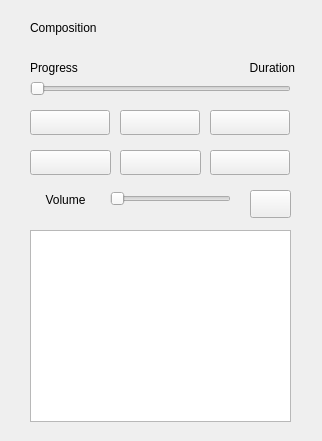
Before: the Qt Designer form widget.ui in ZellosMet/MediaPlayer, drawn with Qt 5.
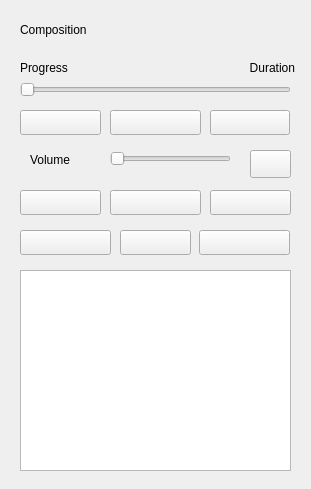
After: the same form once the commit is applied. Icons and pictures are not drawn.

The edit to the form file:
```diff
--- a/widget.ui
+++ b/widget.ui
@@ -6,8 +6,8 @@
    <rect>
     <x>0</x>
     <y>0</y>
-    <width>322</width>
-    <height>441</height>
+    <width>311</width>
+    <height>489</height>
    </rect>
   </property>
   <property name="windowTitle">
@@ -20,8 +20,8 @@
   <widget class="QPushButton" name="btnPlay">
    <property name="geometry">
     <rect>
-     <x>30</x>
-     <y>150</y>
+     <x>20</x>
+     <y>110</y>
      <width>81</width>
      <height>25</height>
     </rect>
@@ -33,9 +33,9 @@
   <widget class="QPushButton" name="btnPause">
    <property name="geometry">
     <rect>
-     <x>120</x>
-     <y>150</y>
-     <width>81</width>
+     <x>110</x>
+     <y>110</y>
+     <width>91</width>
      <height>25</height>
     </rect>
    </property>
@@ -47,7 +47,7 @@
    <property name="geometry">
     <rect>
      <x>210</x>
-     <y>150</y>
+     <y>110</y>
      <width>80</width>
      <height>25</height>
     </rect>
@@ -59,10 +59,10 @@
   <widget class="QLabel" name="lComposition">
    <property name="geometry">
     <rect>
-     <x>30</x>
+     <x>20</x>
      <y>20</y>
-     <width>261</width>
-     <height>16</height>
+     <width>271</width>
+     <height>20</height>
     </rect>
    </property>
    <property name="font">
@@ -77,9 +77,9 @@
   <widget class="QPushButton" name="btnOpen">
    <property name="geometry">
     <rect>
-     <x>120</x>
-     <y>110</y>
-     <width>80</width>
+     <x>20</x>
+     <y>190</y>
+     <width>81</width>
      <height>25</height>
     </rect>
    </property>
@@ -90,9 +90,9 @@
   <widget class="QPushButton" name="btnPrev">
    <property name="geometry">
     <rect>
-     <x>30</x>
-     <y>110</y>
-     <width>80</width>
+     <x>20</x>
+     <y>230</y>
+     <width>91</width>
      <height>25</height>
     </rect>
    </property>
@@ -103,9 +103,9 @@
   <widget class="QPushButton" name="btnNext">
    <property name="geometry">
     <rect>
-     <x>210</x>
-     <y>110</y>
-     <width>80</width>
+     <x>199</x>
+     <y>230</y>
+     <width>91</width>
      <height>25</height>
     </rect>
    </property>
@@ -117,7 +117,7 @@
    <property name="geometry">
     <rect>
      <x>110</x>
-     <y>190</y>
+     <y>150</y>
      <width>121</width>
      <height>18</height>
     </rect>
@@ -133,7 +133,7 @@
    <property name="geometry">
     <rect>
      <x>30</x>
-     <y>190</y>
+     <y>150</y>
      <width>71</width>
      <height>20</height>
     </rect>
@@ -142,16 +142,16 @@
     <string>Volume</string>
    </property>
    <property name="alignment">
-    <set>Qt::AlignCenter</set>
+    <set>Qt::AlignJustify|Qt::AlignVCenter</set>
    </property>
   </widget>
   <widget class="QSlider" name="hsProgress">
    <property name="geometry">
     <rect>
-     <x>30</x>
+     <x>20</x>
      <y>80</y>
-     <width>261</width>
-     <height>18</height>
+     <width>271</width>
+     <height>20</height>
     </rect>
    </property>
    <property name="maximum">
@@ -173,7 +173,7 @@
   <widget class="QLabel" name="lProgress">
    <property name="geometry">
     <rect>
-     <x>30</x>
+     <x>20</x>
      <y>60</y>
      <width>51</width>
      <height>16</height>
@@ -206,7 +206,7 @@
    <property name="geometry">
     <rect>
      <x>250</x>
-     <y>190</y>
+     <y>150</y>
      <width>41</width>
      <height>28</height>
     </rect>
@@ -218,12 +218,51 @@
   <widget class="QTableView" name="tvPlayList">
    <property name="geometry">
     <rect>
-     <x>30</x>
+     <x>20</x>
+     <y>270</y>
+     <width>271</width>
+     <height>201</height>
+    </rect>
+   </property>
+  </widget>
+  <widget class="QPushButton" name="btnClear">
+   <property name="geometry">
+    <rect>
+     <x>110</x>
+     <y>190</y>
+     <width>91</width>
+     <height>25</height>
+    </rect>
+   </property>
+   <property name="text">
+    <string/>
+   </property>
+  </widget>
+  <widget class="QPushButton" name="btnDelete">
+   <property name="geometry">
+    <rect>
+     <x>210</x>
+     <y>190</y>
+     <width>81</width>
+     <height>25</height>
+    </rect>
+   </property>
+   <property name="text">
+    <string/>
+   </property>
+  </widget>
+  <widget class="QPushButton" name="btnPBM">
+   <property name="geometry">
+    <rect>
+     <x>120</x>
      <y>230</y>
-     <width>261</width>
-     <height>192</height>
+     <width>71</width>
+     <height>25</height>
     </rect>
    </property>
+   <property name="text">
+    <string/>
+   </property>
   </widget>
  </widget>
  <resources>
```
Left out of the diff: 2 changed lines with no effect on the pictures.
